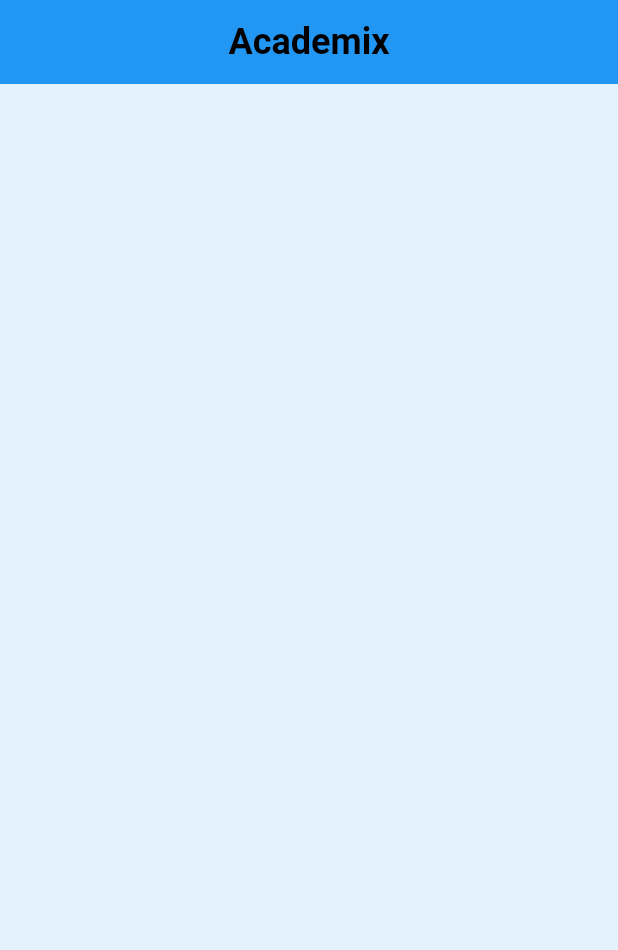
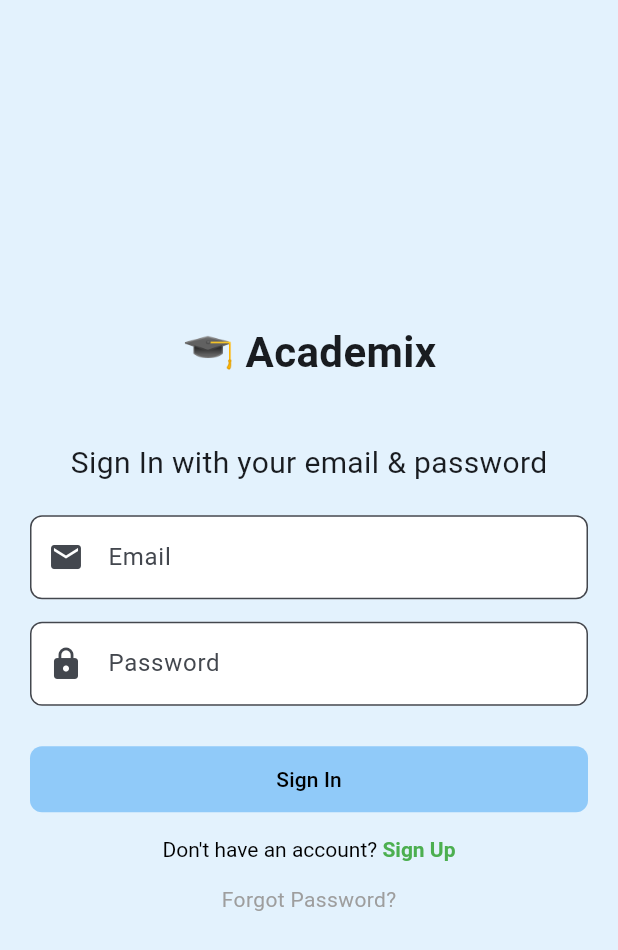
Before and after one commit to Shishir707/Flutter_CSC464_Flutter_Final_Project-Group10-Section2-P005, a Flutter app: the screen it shows after launch, on a phone screen of 412 x 824 dp. Shown: the top 950 px of the screen. Run offline on Flutter 3.47's test engine with Material 3 defaults, Android fonts, the phone set to English and light mode, and no system bars; our stand-ins replace lottie.

Commit message:
add sign in screen

```diff
--- a/lib/UI/Screen/home_screen.dart
+++ b/lib/UI/Screen/home_screen.dart
@@ -7,7 +7,10 @@
   Widget build(BuildContext context) {
     return Scaffold(
       appBar: AppBar(
-        title: Text("Academix",),
+        title: Text(
+          "🎓 Academix",
+          style: Theme.of(context).textTheme.titleLarge,
+        ),
         centerTitle: true,
       ),
     );
--- /dev/null
+++ b/lib/UI/Screen/sign_in_screen.dart
@@ -0,0 +1,140 @@
+import 'package:flutter/gestures.dart' show TapGestureRecognizer;
+import 'package:flutter/material.dart';
+
+class SignInScreen extends StatefulWidget {
+  const SignInScreen({super.key});
+
+  @override
+  State<SignInScreen> createState() => _SignInScreenState();
+}
+
+class _SignInScreenState extends State<SignInScreen> {
+  final _formKey = GlobalKey<FormState>();
+  final TextEditingController emailController = TextEditingController();
+  final TextEditingController passwordController = TextEditingController();
+
+  @override
+  Widget build(BuildContext context) {
+    return Scaffold(
+      body: Padding(
+        padding: EdgeInsets.all(20),
+        child: Center(
+          child: SingleChildScrollView(
+            child: Form(
+              key: _formKey,
+              child: Column(
+                crossAxisAlignment: CrossAxisAlignment.start,
+                children: [
+                  Center(
+                    child: Text(
+                      "🎓 Academix",
+                      style: TextStyle(
+                        fontSize: 28,
+                        fontWeight: FontWeight.bold,
+                      ),
+                    ),
+                  ),
+
+                  SizedBox(height: 40),
+
+                  Center(
+                    child: Text(
+                      "Sign In with your email & password",
+                      style: TextStyle(
+                        fontSize: 20,
+                        fontWeight: FontWeight.w400,
+                      ),
+                    ),
+                  ),
+
+                  SizedBox(height: 20),
+
+                  TextFormField(
+                    controller: emailController,
+                    decoration: const InputDecoration(
+                      labelText: "Email",
+                      prefixIcon: Icon(Icons.email),
+                    ),
+                    validator: (value) {
+                      if (value == null || value.isEmpty) {
+                        return "Enter email";
+                      }
+                      return null;
+                    },
+                  ),
+
+                  SizedBox(height: 15),
+
+                  TextFormField(
+                    controller: passwordController,
+                    obscureText: true,
+                    decoration: InputDecoration(
+                      labelText: "Password",
+                      prefixIcon: Icon(Icons.lock),
+                    ),
+                    validator: (value) {
+                      if (value == null || value.isEmpty) {
+                        return "Enter password";
+                      }
+                      return null;
+                    },
+                  ),
+
+                  SizedBox(height: 25),
+
+                  SizedBox(
+                    width: double.infinity,
+                    child: ElevatedButton(
+                      onPressed: () {
+                        if (_formKey.currentState!.validate()) {
+                          Navigator.pushReplacementNamed(context, 'home');
+                        }
+                      },
+                      child: Text("Sign In"),
+                    ),
+                  ),
+
+                  SizedBox(height: 15),
+
+                  Center(
+                    child: RichText(
+                      text: TextSpan(
+                        text: "Don't have an account? ",
+                        style: TextStyle(
+                          color: Colors.black,
+                          fontWeight: FontWeight.w400,
+                        ),
+                        children: [
+                          TextSpan(
+                            text: "Sign Up",
+                            style: TextStyle(
+                              color: Colors.green,
+                              fontWeight: FontWeight.bold,
+                            ),
+                            recognizer: TapGestureRecognizer()
+                              ..onTap = _onTapSignUpButton,
+                          ),
+                        ],
+                      ),
+                    ),
+                  ),
+
+                  SizedBox(height: 15),
+
+                  Center(
+                    child: Text(
+                      "Forgot Password?",
+                      style: TextStyle(color: Colors.grey),
+                    ),
+                  ),
+                ],
+              ),
+            ),
+          ),
+        ),
+      ),
+    );
+  }
+
+  void _onTapSignUpButton() {}
+}
--- a/lib/UI/Screen/splash_screen.dart
+++ b/lib/UI/Screen/splash_screen.dart
@@ -1,3 +1,4 @@
+import 'package:academix/UI/Screen/sign_in_screen.dart';
 import 'package:flutter/material.dart';
 import 'package:lottie/lottie.dart';
 import 'dart:async';
@@ -19,7 +20,7 @@
     Timer(Duration(seconds: 4), () {
       Navigator.pushReplacement(
         context,
-        MaterialPageRoute(builder: (context) => HomeScreen()),
+        MaterialPageRoute(builder: (context) => SignInScreen()),
       );
     });
   }
```
